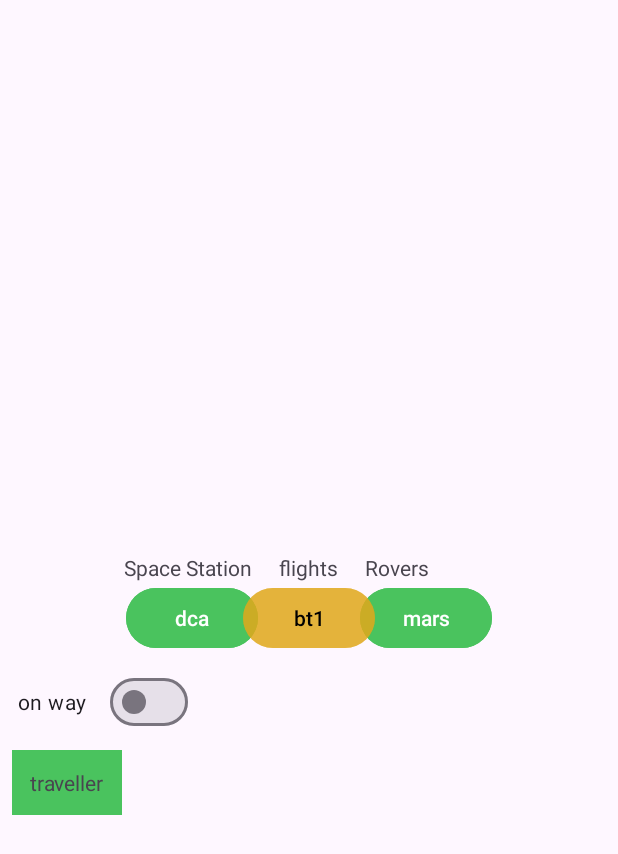
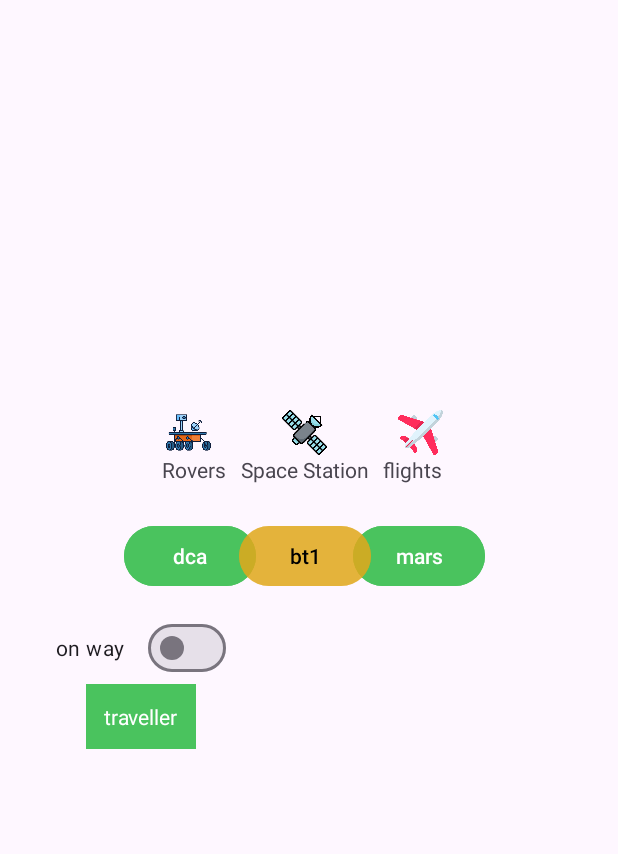
Before and after one commit to Chaitnya-Ghai/relativeLayout1, an Android app: the screen it shows after launch (MainActivity), on a phone screen of 412 x 824 dp. Shown: the top 854 px of the screen. Run offline under Robolectric (Android 15) with nearby library versions, the phone set to English and light mode, and no system bars.

Commit message:
update to constrain layout

```diff
--- a/app/src/main/res/layout/activity_main.xml
+++ b/app/src/main/res/layout/activity_main.xml
@@ -1,90 +1,218 @@
 <?xml version="1.0" encoding="utf-8"?>
-<RelativeLayout xmlns:android="http://schemas.android.com/apk/res/android"
+<androidx.constraintlayout.widget.ConstraintLayout xmlns:android="http://schemas.android.com/apk/res/android"
     xmlns:app="http://schemas.android.com/apk/res-auto"
     xmlns:tools="http://schemas.android.com/tools"
     android:id="@+id/main"
     android:layout_width="match_parent"
     android:layout_height="match_parent"
-    tools:context=".MainActivity">
+    tools:context=".MainActivity"
+>
+    <androidx.constraintlayout.widget.Guideline
+        android:layout_width="wrap_content"
+        android:layout_height="wrap_content"
+        android:orientation="horizontal"
+        android:id="@+id/h_gd_3"
+        app:layout_constraintGuide_percent=".36"/>
+
+    <androidx.constraintlayout.widget.Guideline
+        android:layout_width="wrap_content"
+        android:layout_height="wrap_content"
+        android:orientation="horizontal"
+        android:id="@+id/h_gd_4"
+        app:layout_constraintGuide_percent=".4"
+        />
+    <androidx.constraintlayout.widget.Guideline
+        android:layout_width="wrap_content"
+        android:layout_height="wrap_content"
+        android:orientation="horizontal"
+        android:id="@+id/h_gd_5"
+        app:layout_constraintGuide_percent=".5"
+        />
+    <androidx.constraintlayout.widget.Guideline
+        android:layout_width="wrap_content"
+        android:layout_height="wrap_content"
+        android:orientation="horizontal"
+        android:id="@+id/h_gd_6"
+        app:layout_constraintGuide_percent=".6"
+        />
+
+    <androidx.constraintlayout.widget.Guideline
+        android:layout_width="wrap_content"
+        android:layout_height="wrap_content"
+        android:orientation="vertical"
+        app:layout_constraintGuide_percent=".07"
+        android:id="@+id/v_hd_.07"
+        />
+    <androidx.constraintlayout.widget.Guideline
+        android:layout_width="wrap_content"
+        android:layout_height="wrap_content"
+        android:orientation="vertical"
+        app:layout_constraintGuide_percent=".385"
+        android:id="@+id/v_hd_3"
+        />
+    <androidx.constraintlayout.widget.Guideline
+        android:layout_width="wrap_content"
+        android:layout_height="wrap_content"
+        android:orientation="vertical"
+        app:layout_constraintGuide_percent=".6"
+        android:id="@+id/v_gd_6"
+        />
+
+    <Button
+        android:id="@+id/dca"
+        android:layout_width="wrap_content"
+        android:layout_height="wrap_content"
+        android:layout_toStartOf="@+id/bt1"
+        android:backgroundTint="@color/green"
+        android:text="@string/DCA"
+        app:layout_constraintTop_toTopOf="@+id/h_gd_4"
+        app:layout_constraintEnd_toEndOf="@+id/v_hd_3"
+        app:layout_constraintBottom_toTopOf="@+id/h_gd_5"
+      android:layout_marginEnd="-12dp"
+
+        />
+
+    <Button
+        android:id="@+id/mars"
+        android:layout_width="wrap_content"
+        android:layout_height="wrap_content"
+        android:layout_toEndOf="@+id/bt1"
+        android:backgroundTint="@color/green"
+        android:text="@string/mars"
+app:layout_constraintStart_toStartOf="@+id/v_gd_6"
+        app:layout_constraintTop_toTopOf="@+id/h_gd_4"
+        app:layout_constraintBottom_toTopOf="@+id/h_gd_5"
+
+        android:layout_marginStart="-12dp"
+        tools:ignore="MissingConstraints" />
 
 
     <Button
+        android:layout_height="wrap_content"
+        android:layout_width="wrap_content"
+        android:id="@+id/bt1"
+        android:backgroundTint="@color/yellow"
+        android:text="@string/bt1"
+        android:textColor="@color/black"
+        app:layout_constraintTop_toTopOf="@+id/h_gd_4"
+        app:layout_constraintStart_toStartOf="@+id/v_hd_3"
+        app:layout_constraintBottom_toTopOf="@+id/h_gd_5"
+
+        app:layout_constraintEnd_toEndOf="@+id/v_gd_6"
+        />
+
+    <TextView
+        android:id="@+id/tvFlights"
         android:layout_width="wrap_content"
         android:layout_height="wrap_content"
-        android:id="@+id/dca"
-        android:text="@string/DCA"
-        android:layout_toStartOf="@+id/bt1"
-        android:layout_centerVertical="true"
-        android:layout_marginEnd="-10dp"
-        android:backgroundTint="#4AC35E"
-        />
-    <Button
-        android:layout_width="wrap_content"
-        android:layout_height="wrap_content"
-        android:id="@+id/mars"
-        android:text="@string/mars"
-        android:layout_centerVertical="true"
-        android:layout_toEndOf="@+id/bt1"
-        android:backgroundTint="#4AC35E"
+        android:layout_above="@+id/bt1"
+        android:layout_centerHorizontal="true"
+        android:text="@string/tvFlights"
 
-        android:layout_marginStart="-10dp"/>
+        android:layout_marginStart="8dp"
+        app:layout_constraintTop_toTopOf="@+id/h_gd_3"
+        app:layout_constraintStart_toStartOf="@+id/v_gd_6"
+        app:layout_constraintBottom_toTopOf="@+id/h_gd_4"
 
- <Button
-     android:layout_width="wrap_content"
-     android:layout_height="wrap_content"
-     android:text="@string/bt1"
-     android:id="@+id/bt1"
-     android:textColor="@color/black"
-     android:backgroundTint="#9FE1A91C"
-     android:layout_centerInParent="true"/>
-    <TextView
-        android:layout_width="wrap_content"
-        android:layout_height="wrap_content"
-        android:id="@+id/tvFlights"
-        android:text="@string/tvFlights"
-        android:layout_above="@+id/bt1"
-        android:layout_centerHorizontal="true"/>
+ />
 
     <TextView
         android:id="@+id/tvSpace"
         android:layout_width="wrap_content"
         android:layout_height="wrap_content"
         android:layout_toStartOf="@+id/tvFlights"
-        android:layout_above="@+id/dca"
-        android:layout_marginEnd="18dp"
         android:text="@string/space"
-        />
+
+
+        app:layout_constraintTop_toTopOf="@+id/h_gd_3"
+        app:layout_constraintStart_toStartOf="@+id/v_hd_3"
+        app:layout_constraintEnd_toEndOf="@+id/v_gd_6"
+        app:layout_constraintBottom_toTopOf="@+id/h_gd_4"
+        android:layout_margin="8dp"
+     />
+
+    <TextView
+        android:id="@+id/tvRovers"
+        android:layout_width="wrap_content"
+        android:layout_height="wrap_content"
+        android:layout_above="@+id/mars"
+        android:layout_toEndOf="@+id/tvFlights"
+        android:text="@string/tvRovers"
+
+android:layout_marginEnd="8dp"
+
+        app:layout_constraintTop_toTopOf="@+id/h_gd_3"
+        app:layout_constraintEnd_toEndOf="@+id/v_hd_3"
+        app:layout_constraintBottom_toTopOf="@+id/h_gd_4"
+
+ />
+
+    <com.google.android.material.materialswitch.MaterialSwitch
+
+        android:id="@+id/Switch"
+        android:layout_width="wrap_content"
+        android:layout_height="wrap_content"
+        android:layout_below="@+id/dca"
+
+        android:padding="12dp"
+        android:text="@string/on_way"
+        app:layout_constraintTop_toBottomOf="@+id/h_gd_5"
+        app:layout_constraintStart_toEndOf="@+id/v_hd_.07"
+        app:layout_constraintBottom_toTopOf="@+id/tvTraveller"
+        app:layout_constraintEnd_toEndOf="@+id/v_hd_3"
+        android:thumbTint="@color/green"
+        android:trackTint="@color/green"
+   />
+
     <TextView
         android:layout_width="wrap_content"
         android:layout_height="wrap_content"
-        android:id="@+id/tvRovers"
-        android:text="@string/tvRovers"
-        android:layout_above="@+id/mars"
-        android:layout_toEndOf="@+id/tvFlights"
-        android:layout_marginStart="18dp"/>
+        android:background="@color/green"
+        android:padding="12dp"
+android:id="@+id/tvTraveller"
 
-    <com.google.android.material.materialswitch.MaterialSwitch
-        android:layout_width="wrap_content"
-        android:layout_height="wrap_content"
-        android:text="@string/on_way"
-        android:id="@+id/Switch"
+        android:textColor="@color/white"
+app:layout_constraintStart_toEndOf="@+id/v_hd_.07"
+      app:layout_constraintTop_toBottomOf="@+id/Switch"
+        app:layout_constraintBottom_toBottomOf="@+id/h_gd_6"
+        app:layout_constraintStart_toStartOf="@+id/v_hd_.07"
+        app:layout_constraintEnd_toEndOf="@+id/v_hd_3"
 
-        android:thumbTint="@color/switch_thumb_color"
-        android:trackTint="@color/switch_track_color"
-
-        android:layout_below="@+id/dca"
-        android:layout_marginTop="8dp"
-        android:padding="12dp"/>
-    <TextView
-        android:layout_width="wrap_content"
-        android:layout_height="wrap_content"
-        android:padding="12dp"
-        android:layout_marginTop="8dp"
-        android:layout_marginStart="8dp"
 
         android:text="@string/traveller"
-        android:background="#4AC35E"
-        android:layout_below="@+id/Switch"/>
+  />
+    <ImageView
+        android:layout_width="30dp"
+        android:layout_height="30dp"
+android:src="@drawable/roger"
+        android:contentDescription="@string/tvRovers"
+        android:id="@+id/roverImg"
+        app:layout_constraintBottom_toTopOf="@+id/tvRovers"
+        app:layout_constraintEnd_toStartOf="@+id/v_hd_3"
+        android:layout_marginEnd="18dp"
+        />
 
 
-</RelativeLayout>
+    <ImageView
+        android:layout_width="30dp"
+        android:layout_height="30dp"
+        android:src="@drawable/satellite"
+        android:contentDescription="@string/space"
+        android:id="@+id/spaceImg"
+        app:layout_constraintBottom_toTopOf="@+id/tvSpace"
+        app:layout_constraintEnd_toStartOf="@+id/v_gd_6"
+        app:layout_constraintStart_toEndOf="@+id/v_hd_3"
+
+        />
+    <ImageView
+        android:layout_width="30dp"
+        android:layout_height="30dp"
+        android:src="@drawable/flight"
+        android:contentDescription="@string/tvFlights"
+        android:id="@+id/flightImg"
+        app:layout_constraintBottom_toTopOf="@+id/tvFlights"
+        app:layout_constraintStart_toStartOf="@+id/v_gd_6"
+        android:layout_marginStart="18dp"
+        />
+
+</androidx.constraintlayout.widget.ConstraintLayout>
--- a/app/src/main/res/values/colors.xml
+++ b/app/src/main/res/values/colors.xml
@@ -2,6 +2,6 @@
 <resources>
     <color name="black">#FF000000</color>
     <color name="white">#FFFFFFFF</color>
-    <color name="switch_thumb_color">#4AC35E</color>
-    <color name="switch_track_color">#4AC35E</color>
+    <color name="green">#4AC35E</color>
+    <color name="yellow">#9FE1A91C</color>
 </resources>
```
Also changed, not shown: app/src/main/res/drawable/flight.png (added), app/src/main/res/drawable/roger.png (added), app/src/main/res/drawable/satellite.png (added).
